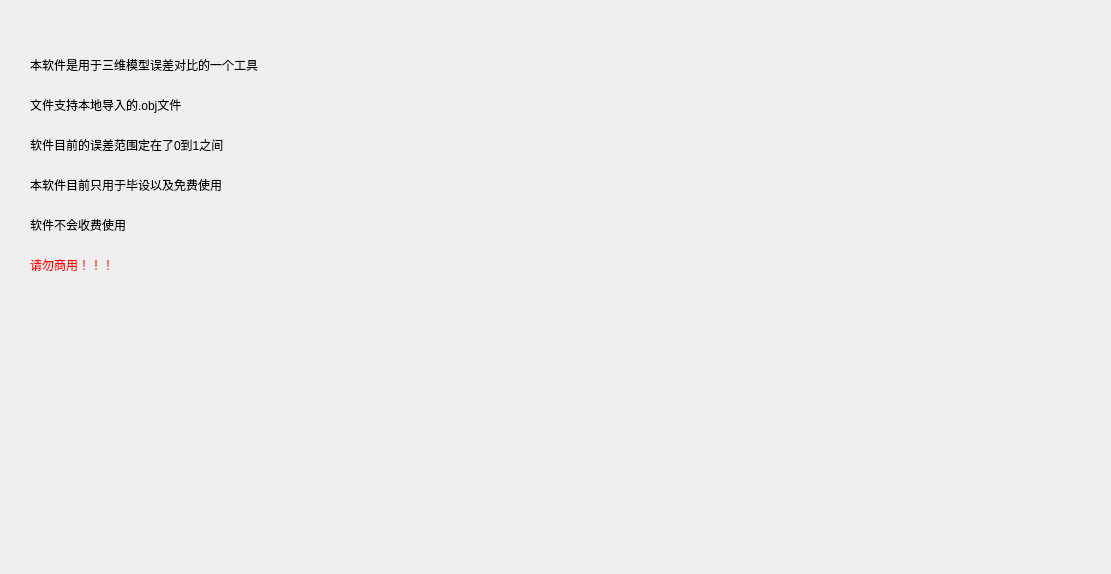
ikun-debug/hyw, file mainwindow5.ui: the form before one commit.
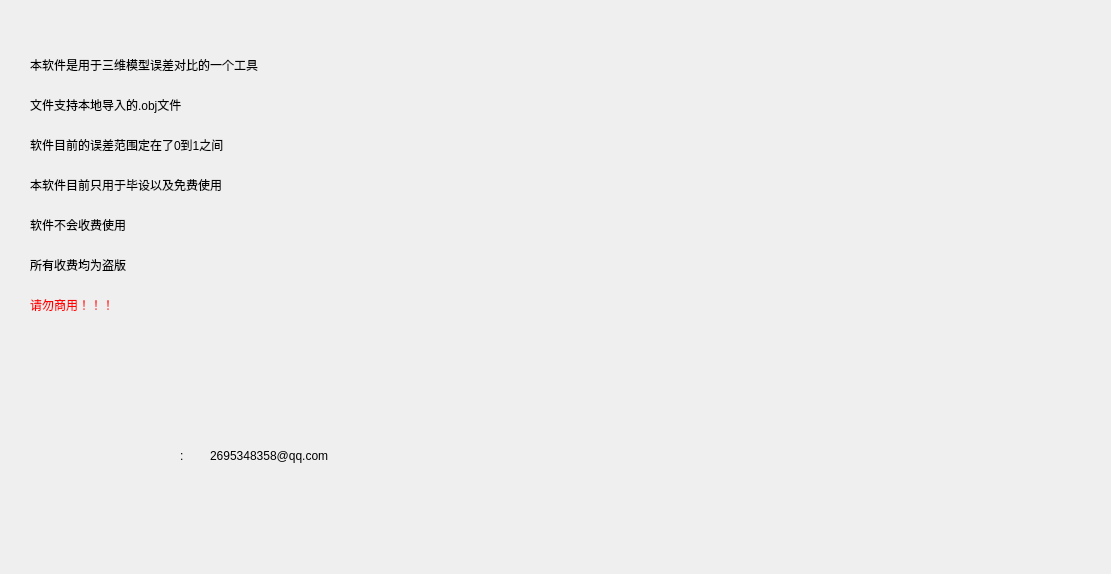
The form after the commit. Icons and pictures are not drawn.

```diff
--- a/mainwindow5.ui
+++ b/mainwindow5.ui
@@ -132,7 +132,7 @@
      <property name="geometry">
       <rect>
        <x>10</x>
-       <y>220</y>
+       <y>260</y>
        <width>600</width>
        <height>30</height>
       </rect>
@@ -150,6 +150,94 @@
       <string>请勿商用！！！</string>
      </property>
     </widget>
+    <widget class="QLabel" name="label_7">
+     <property name="geometry">
+      <rect>
+       <x>80</x>
+       <y>410</y>
+       <width>71</width>
+       <height>31</height>
+      </rect>
+     </property>
+     <property name="styleSheet">
+      <string notr="true">background-image: url(:/demo/maill.png);</string>
+     </property>
+     <property name="text">
+      <string/>
+     </property>
+    </widget>
+    <widget class="QLabel" name="label_8">
+     <property name="geometry">
+      <rect>
+       <x>160</x>
+       <y>410</y>
+       <width>72</width>
+       <height>31</height>
+      </rect>
+     </property>
+     <property name="styleSheet">
+      <string notr="true">font: 22pt &quot;黑体&quot;;
+font: 75 22pt &quot;Berlin Sans FB Demi&quot;;
+font: 75 9pt &quot;Berlin Sans FB Demi&quot;;
+font: 22pt &quot;Bauhaus 93&quot;;</string>
+     </property>
+     <property name="text">
+      <string>:</string>
+     </property>
+    </widget>
+    <widget class="QLabel" name="label_9">
+     <property name="geometry">
+      <rect>
+       <x>190</x>
+       <y>400</y>
+       <width>261</width>
+       <height>51</height>
+      </rect>
+     </property>
+     <property name="styleSheet">
+      <string notr="true">font: 63 18pt &quot;Bahnschrift SemiBold SemiConden&quot;;</string>
+     </property>
+     <property name="text">
+      <string>2695348358@qq.com</string>
+     </property>
+    </widget>
+    <widget class="QLabel" name="label_10">
+     <property name="geometry">
+      <rect>
+       <x>10</x>
+       <y>220</y>
+       <width>600</width>
+       <height>30</height>
+      </rect>
+     </property>
+     <property name="styleSheet">
+      <string notr="true">font: 6pt &quot;华文行楷&quot;;
+font: 7pt &quot;华文行楷&quot;;
+font: 8pt &quot;华文行楷&quot;;
+font: 9pt &quot;华文行楷&quot;;
+font: 13pt &quot;华文行楷&quot;;
+font: 10pt &quot;方正粗黑宋简体&quot;;</string>
+     </property>
+     <property name="text">
+      <string>所有收费均为盗版</string>
+     </property>
+    </widget>
+    <widget class="QLabel" name="GIF1">
+     <property name="geometry">
+      <rect>
+       <x>300</x>
+       <y>120</y>
+       <width>251</width>
+       <height>251</height>
+      </rect>
+     </property>
+     <property name="styleSheet">
+      <string notr="true"/>
+     </property>
+     <property name="text">
+      <string/>
+     </property>
+    </widget>
    </widget>
    <widget class="QWidget" name="widget_2" native="true">
     <property name="geometry">
```
